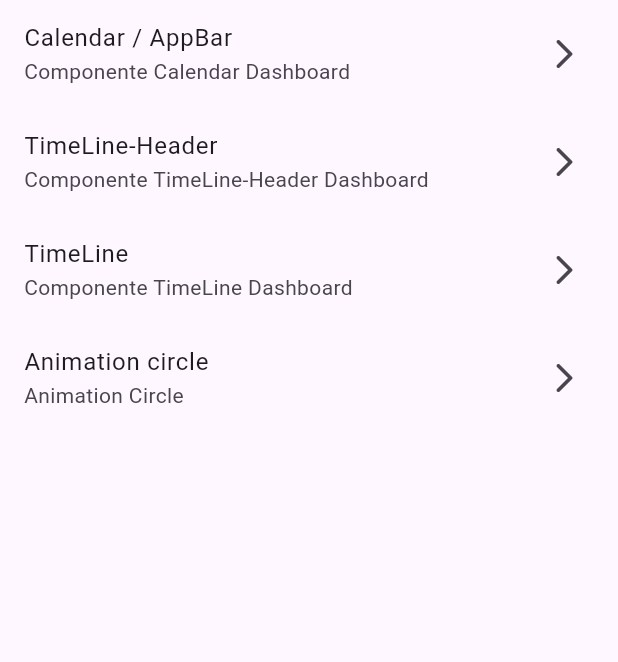
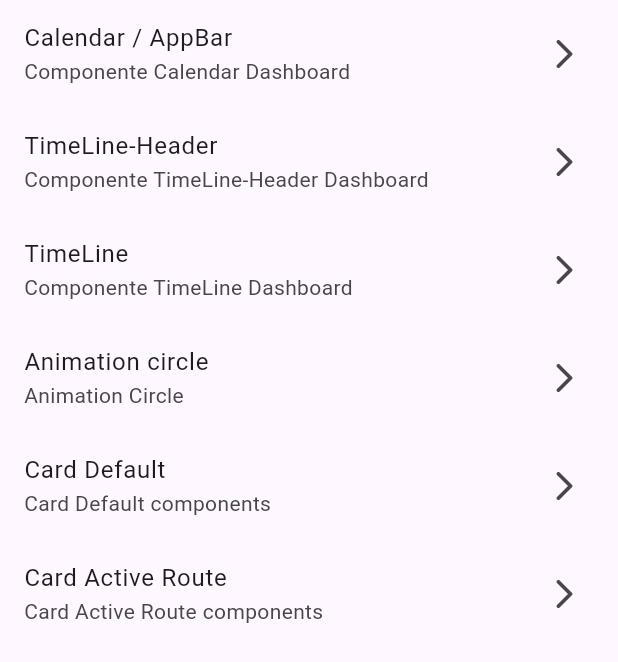
Before and after one commit to Francisco-V98/dashboard_busbanz_practice, a Flutter app: the screen it shows after launch, on a phone screen of 412 x 824 dp. Shown: the top 662 px of the screen. Run offline on Flutter 3.47's test engine with Material 3 defaults, Android fonts, the phone set to English and light mode, and no system bars; our stand-ins replace flutter_riverpod, go_router.

Commit message:
create card active route-step one

```diff
--- a/lib/config/router/routers.dart
+++ b/lib/config/router/routers.dart
@@ -1,4 +1,4 @@
-import 'package:dashboard_busbanz_practice/Animation-Circle/animation_circle.dart';
+import 'package:dashboard_busbanz_practice/widgets/Animation-Circle/animation_circle.dart';
 import 'package:dashboard_busbanz_practice/TImeLine/time_line.dart';
 import 'package:dashboard_busbanz_practice/TimeLine-Header/time_line_header.dart';
 import 'package:dashboard_busbanz_practice/screens/screens.dart';
@@ -29,6 +29,14 @@ final appRouterProvider = Provider<GoRouter>(
           path: '/animationCircle',
           builder: (context, state) => const AnimationCircle(),
         ),
+        GoRoute(
+          path: '/card-default',
+          builder: (context, state) => const CardDefaultScreen(),
+        ),
+        GoRoute(
+          path: '/card-active-route',
+          builder: (context, state) => const CardActiveRouteScreen(),
+        ),
       ],
     );
   },
--- a/lib/screens/card/card_active_route.dart
+++ b/lib/screens/card/card_active_route.dart
@@ -1,3 +1,5 @@
+import 'package:dashboard_busbanz_practice/config/theme/app_colors.dart';
+import 'package:dashboard_busbanz_practice/widgets/widgets.dart';
 import 'package:flutter/material.dart';
 
 class CardActiveRouteScreen extends StatelessWidget {
@@ -5,6 +7,26 @@ class CardActiveRouteScreen extends StatelessWidget {
 
   @override
   Widget build(BuildContext context) {
-    return Container();
+    return Scaffold(
+      backgroundColor: AppColors.bgBotLight,
+      appBar: AppBar(title: const Text('Card Default'), centerTitle: true),
+      body: const _Body(),
+    );
   }
 }
+
+class _Body extends StatelessWidget {
+  const _Body();
+
+  @override
+  Widget build(BuildContext context) {
+    return const Padding(
+      padding: EdgeInsets.all(16),
+      child: Column(
+        children: [
+          CardActiveRoute(),
+        ],
+      ),
+    );
+  }
+}
--- a/lib/screens/list_components.dart
+++ b/lib/screens/list_components.dart
@@ -39,6 +39,16 @@ class _Body extends StatelessWidget {
           subTitle: 'Animation Circle',
           location: '/animationCircle',
         ),
+        _CustomListTile(
+          title: 'Card Default',
+          subTitle: 'Card Default components',
+          location: '/card-default',
+        ),
+        _CustomListTile(
+          title: 'Card Active Route',
+          subTitle: 'Card Active Route components',
+          location: '/card-active-route',
+        ),
       ],
     );
   }
--- a/lib/screens/screens.dart
+++ b/lib/screens/screens.dart
@@ -1,3 +1,4 @@
+
 export 'package:dashboard_busbanz_practice/screens/card/card_active_route.dart';
 
 export 'package:dashboard_busbanz_practice/screens/card/card_default.dart';
--- a/lib/widgets/widgets.dart
+++ b/lib/widgets/widgets.dart
@@ -1,3 +1,11 @@
+export 'package:dashboard_busbanz_practice/widgets/Animation-Circle/animation_circle.dart';
+
+export 'package:dashboard_busbanz_practice/widgets/card_busbanz/card_active_route.dart';
+
+export 'package:dashboard_busbanz_practice/widgets/card_busbanz/into_card/circle_users_count.dart';
+
+export 'package:dashboard_busbanz_practice/widgets/card_busbanz/into_card/circle_avatar.dart';
+
 export 'package:dashboard_busbanz_practice/widgets/card_busbanz/card_default.dart';
 
 export 'package:dashboard_busbanz_practice/widgets/card_busbanz/into_card/circle_divider.dart';
```
Also changed, not shown: lib/widgets/card_busbanz/card_active_route.dart (added, +82 -0 lines), lib/widgets/card_busbanz/into_card/circle_avatar.dart (added, +24 -0 lines), lib/widgets/card_busbanz/into_card/circle_users_count.dart (added, +30 -0 lines), lib/widgets/Animation-Circle/animation_circle.dart (renamed from lib/Animation-Circle/animation_circle.dart).
